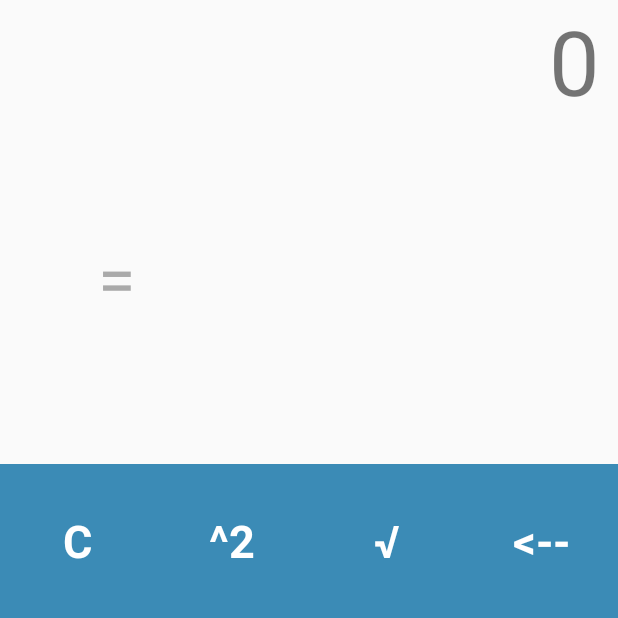
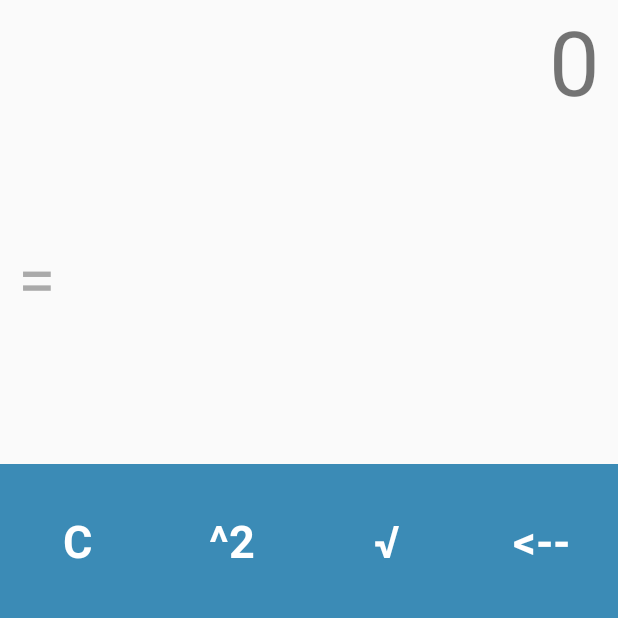
Before and after one commit to alessioGalatolo/FirstCalculator, an Android app: the screen it shows after launch (MainActivity), after a tap on "^2", on a phone screen of 412 x 824 dp, the top half of it. Run offline under Robolectric (Android 15) with nearby library versions, the phone set to English and light mode, and no system bars; 1 statement that could not run was skipped.

Commit message:
Fidex bugs. Preparing for release

```diff
--- a/app/src/main/res/layout-land/activity_main.xml
+++ b/app/src/main/res/layout-land/activity_main.xml
@@ -1,7 +1,6 @@
 <?xml version="1.0" encoding="utf-8"?>
 <android.support.constraint.ConstraintLayout xmlns:android="http://schemas.android.com/apk/res/android"
     xmlns:app="http://schemas.android.com/apk/res-auto"
-    xmlns:tools="http://schemas.android.com/tools"
     android:layout_width="match_parent"
     android:layout_height="match_parent">
 
@@ -14,7 +13,8 @@
         app:layout_constraintEnd_toEndOf="parent"
         app:layout_constraintStart_toStartOf="@+id/b_4"
         app:layout_constraintTop_toTopOf="@+id/b_snd"
-        app:srcCompat="@color/colorPrimaryDark" />
+        app:srcCompat="@color/colorPrimaryDark"
+        android:contentDescription="@string/backgroundString" />
 
     <ImageView
         android:id="@+id/imageView4"
@@ -24,7 +24,8 @@
         app:layout_constraintEnd_toStartOf="@+id/imageView"
         app:layout_constraintStart_toStartOf="parent"
         app:layout_constraintTop_toTopOf="@+id/b_snd"
-        app:srcCompat="@color/colorPrimary" />
+        app:srcCompat="@color/colorPrimary"
+        android:contentDescription="@string/backgroundString" />
 
     <Button
         android:id="@+id/b_log"
@@ -472,6 +473,7 @@
         android:layout_marginEnd="8dp"
         android:singleLine="true"
         android:text="0"
+        android:freezesText="true"
         android:textAlignment="textEnd"
         android:textSize="45sp"
         app:layout_constraintBottom_toTopOf="@+id/output2"
@@ -484,7 +486,9 @@
         android:id="@+id/output_sign"
         android:layout_width="0dp"
         android:layout_height="0dp"
-        android:textAlignment="center"
+        android:layout_marginStart="16dp"
+        android:freezesText="true"
+        android:textAlignment="viewStart"
         android:textColor="@android:color/darker_gray"
         android:textSize="45sp"
         app:layout_constraintBottom_toTopOf="@+id/b_snd"
@@ -499,6 +503,7 @@
         android:layout_marginEnd="16dp"
         android:singleLine="true"
         android:textAlignment="textEnd"
+        android:freezesText="true"
         android:textColor="@android:color/darker_gray"
         android:textSize="45sp"
         android:textStyle="italic"
@@ -513,6 +518,7 @@
         android:layout_height="0dp"
         android:text="."
         android:textAlignment="textEnd"
+        android:freezesText="true"
         android:textSize="45sp"
         android:visibility="invisible"
         app:layout_constraintBottom_toTopOf="@+id/output2"
--- a/app/src/main/res/layout/activity_main.xml
+++ b/app/src/main/res/layout/activity_main.xml
@@ -15,7 +15,8 @@
         app:layout_constraintEnd_toEndOf="parent"
         app:layout_constraintStart_toStartOf="parent"
         app:layout_constraintTop_toBottomOf="@+id/output_sign"
-        app:srcCompat="@color/colorPrimary" />
+        app:srcCompat="@color/colorPrimary"
+        android:contentDescription="@string/backgroundString" />
 
     <ImageView
         android:id="@+id/imageView2"
@@ -38,6 +39,7 @@
         android:longClickable="true"
         android:singleLine="true"
         android:text="0"
+        android:freezesText="true"
         android:textAlignment="textEnd"
         android:textAllCaps="false"
         android:textIsSelectable="true"
@@ -403,6 +405,7 @@
         android:singleLine="true"
         android:textAlignment="textEnd"
         android:textColor="@android:color/darker_gray"
+        android:freezesText="true"
         android:textSize="45sp"
         android:textStyle="italic"
         app:layout_constraintBottom_toTopOf="@+id/canc_all"
@@ -415,8 +418,10 @@
         android:id="@+id/output_sign"
         android:layout_width="0dp"
         android:layout_height="0dp"
+        android:layout_marginStart="12dp"
+        android:freezesText="true"
         android:singleLine="false"
-        android:textAlignment="center"
+        android:textAlignment="viewStart"
         android:textColor="@android:color/darker_gray"
         android:textSize="45sp"
         app:layout_constraintBottom_toTopOf="@+id/canc_all"
@@ -432,6 +437,7 @@
         android:enabled="true"
         android:singleLine="true"
         android:text="."
+        android:freezesText="true"
         android:textAlignment="textEnd"
         android:textAllCaps="false"
         android:textIsSelectable="true"
```
Also changed, not shown: app/build.gradle (+4 -4 lines), app/src/main/java/com/example/galat/myapplication/MainActivity.kt (+11 -5 lines).
